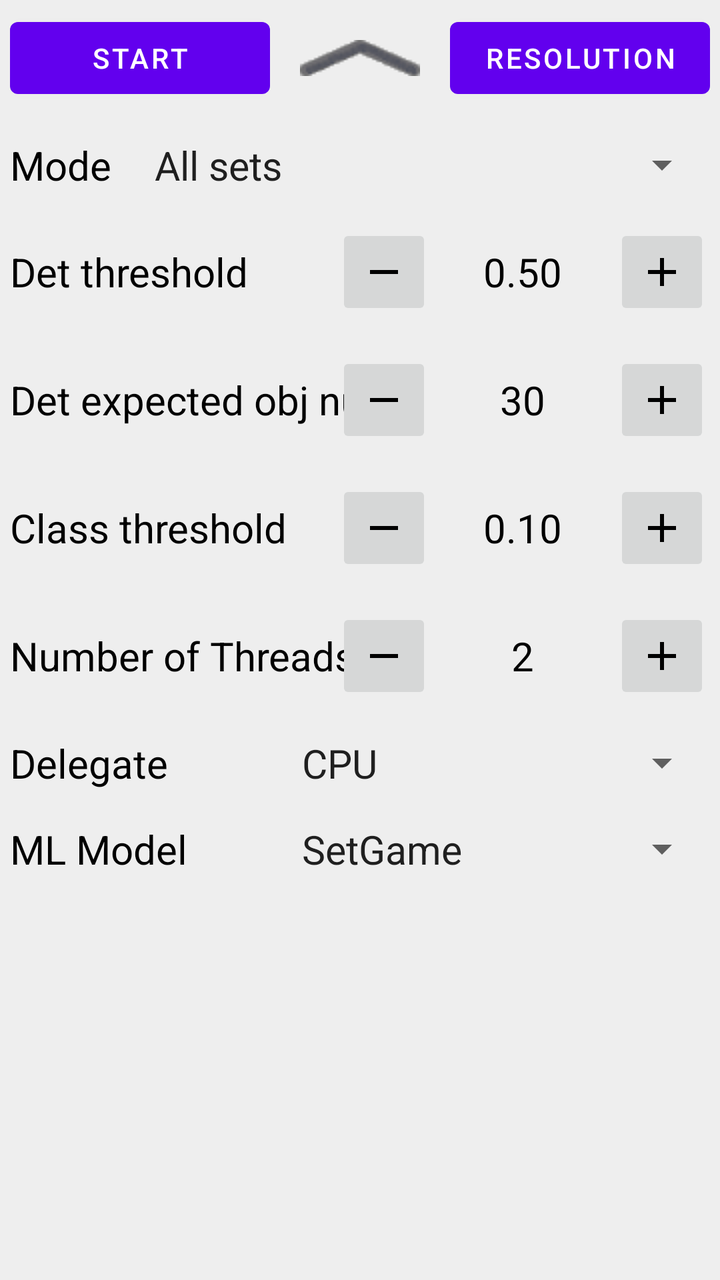
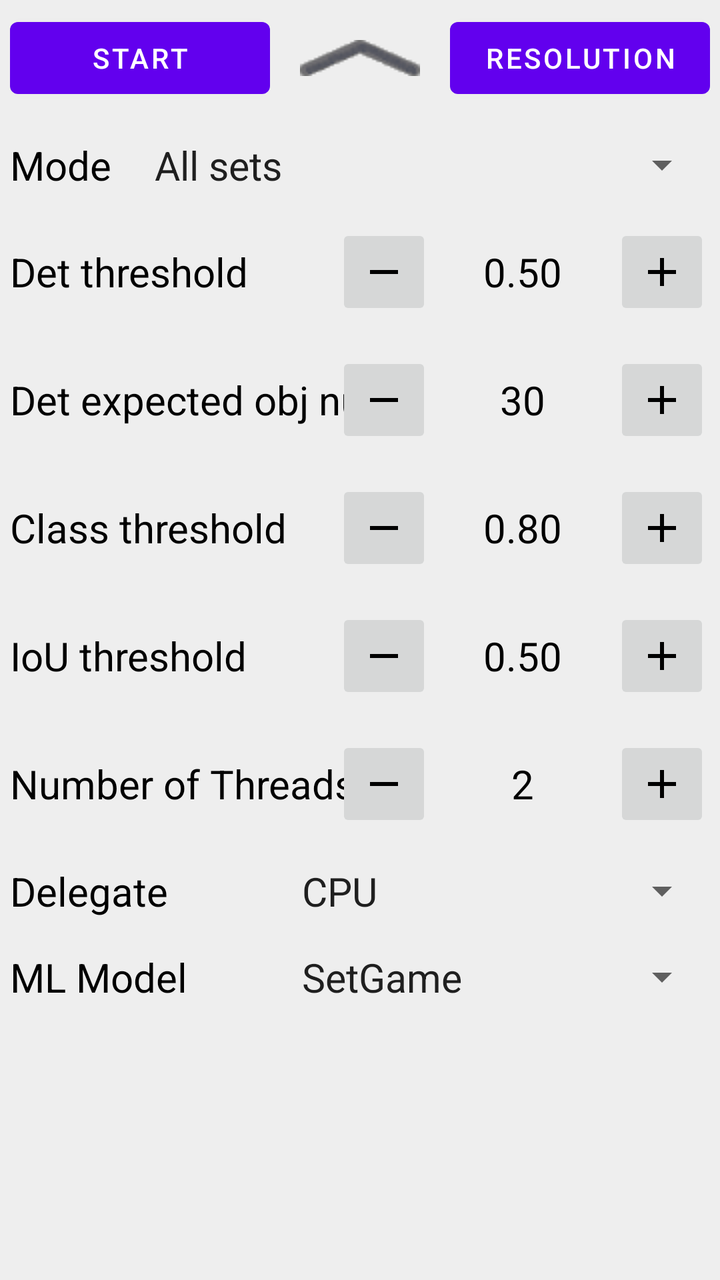

Before-and-after screenshots of an Android layout around one commit, followed by the original layout XML and the change that was made.
<!-- AndroidManifest.xml: fallback theme Theme.MaterialComponents.DayNight.NoActionBar -->
<!-- res/layout/info_bottom_sheet.xml -->
<androidx.core.widget.NestedScrollView xmlns:android="http://schemas.android.com/apk/res/android"
    xmlns:app="http://schemas.android.com/apk/res-auto"
    android:id="@+id/bottom_sheet_layout"
    android:layout_width="match_parent"
    android:layout_gravity="center_horizontal"
    android:background="@color/bottom_sheet_background"
    android:gravity="center_horizontal"
    android:orientation="vertical"
    android:padding="@dimen/bottom_sheet_padding"
    android:layout_height="wrap_content"
    app:behavior_hideable="false"
    app:behavior_peekHeight="@dimen/bottom_sheet_peek_height"
    app:layout_behavior="com.google.android.material.bottomsheet.BottomSheetBehavior">

    <androidx.appcompat.widget.LinearLayoutCompat
        android:orientation="vertical"
        android:layout_width="match_parent"
        android:layout_height="match_parent">

        

        <RelativeLayout
            android:layout_height="wrap_content"
            android:layout_width="match_parent">
            <ImageView
                android:layout_width="wrap_content"
                android:layout_height="wrap_content"
                android:layout_centerHorizontal="true"
                android:layout_centerVertical="true"
                android:src="@drawable/icn_chevron_up"
                android:contentDescription="@string/alt_bottom_sheet_chevron" />

            <Button
                android:id="@+id/startstop_button"
                android:layout_width="@dimen/bottom_sheet_buttons_width"
                android:layout_height="wrap_content"
                android:text="@string/label_startstop_btn_start" />
            <Button
                android:id="@+id/resolution_button"
                android:layout_width="@dimen/bottom_sheet_buttons_width"
                android:layout_height="wrap_content"
                android:layout_alignParentRight="true"
                android:text = "@string/label_resolution_btn" />
        </RelativeLayout>

        
        <RelativeLayout
            android:layout_width="match_parent"
            android:layout_height="wrap_content"
            android:layout_marginTop="@dimen/bottom_sheet_default_row_margin">

            <TextView
                android:layout_width="wrap_content"
                android:layout_height="wrap_content"
                android:text="@string/label_modes"
                android:textColor="@color/bottom_sheet_text_color"
                android:textSize="@dimen/bottom_sheet_text_size" />

            <androidx.appcompat.widget.AppCompatSpinner
                android:id="@+id/spinner_mode"
                android:layout_width="wrap_content"
                android:layout_height="wrap_content"
                android:layout_alignParentRight="true"
                android:entries="@array/modes_spinner_titles"
                android:minWidth="@dimen/bottom_sheet_spinner_mode_min_width"
                android:spinnerMode="dropdown"
                android:theme="@style/BottomSheetSpinnerItemStyle" />

        </RelativeLayout>

        
        <RelativeLayout
            android:layout_width="match_parent"
            android:layout_height="wrap_content"
            android:layout_marginTop="@dimen/bottom_sheet_default_row_margin"
            android:gravity="center"
            android:orientation="horizontal">

            <TextView
                android:layout_width="wrap_content"
                android:layout_height="wrap_content"
                android:text="@string/label_det_confidence_threshold"
                android:layout_centerVertical="true"
                android:textSize="@dimen/bottom_sheet_text_size"
                android:textColor="@color/bottom_sheet_text_color" />
            <LinearLayout
                android:layout_width="wrap_content"
                android:layout_height="wrap_content"
                android:layout_alignParentRight="true"
                android:gravity="center_vertical"
                android:orientation="horizontal"
                >

                <androidx.appcompat.widget.AppCompatImageButton
                    android:id="@+id/det_threshold_minus"
                    android:layout_width="@dimen/bottom_sheet_control_btn_size"
                    android:layout_height="@dimen/bottom_sheet_control_btn_size"
                    android:contentDescription="@string/alt_bottom_sheet_threshold_button_minus"
                    android:src="@drawable/ic_minus" />

                <TextView
                    android:id="@+id/det_threshold_value"
                    android:layout_width="wrap_content"
                    android:layout_height="wrap_content"
                    android:layout_marginLeft="@dimen/bottom_sheet_control_text_side_margin"
                    android:layout_marginRight="@dimen/bottom_sheet_control_text_side_margin"
                    android:gravity="center"
                    android:minEms="@integer/bottom_sheet_control_text_min_ems"
                    android:text="0.50"
                    android:textColor="@color/bottom_sheet_text_color"
                    android:textSize="@dimen/bottom_sheet_text_size" />

                <androidx.appcompat.widget.AppCompatImageButton
                    android:id="@+id/det_threshold_plus"
                    android:layout_width="@dimen/bottom_sheet_control_btn_size"
                    android:layout_height="@dimen/bottom_sheet_control_btn_size"
                    android:contentDescription="@string/alt_bottom_sheet_threshold_button_plus"
                    android:src="@drawable/ic_plus"  />
            </LinearLayout>
        </RelativeLayout>

        
        <RelativeLayout
            android:layout_width="match_parent"
            android:layout_height="wrap_content"
            android:layout_marginTop="@dimen/bottom_sheet_default_row_margin"
            android:gravity="center"
            android:orientation="horizontal">

            <TextView
                android:layout_width="wrap_content"
                android:layout_height="wrap_content"
                android:layout_centerVertical="true"
                android:text="@string/label_det_expected_results_num"
                android:textColor="@color/bottom_sheet_text_color"
                android:textSize="@dimen/bottom_sheet_text_size" />

            <LinearLayout
                android:layout_width="wrap_content"
                android:layout_height="wrap_content"
                android:layout_alignParentRight="true"
                android:gravity="center"
                android:orientation="horizontal">
                <androidx.appcompat.widget.AppCompatImageButton
                    android:id="@+id/det_max_results_minus"
                    android:layout_width="@dimen/bottom_sheet_control_btn_size"
                    android:layout_height="@dimen/bottom_sheet_control_btn_size"
                    android:contentDescription="@string/alt_bottom_sheet_max_results_button_minus"
                    android:src="@drawable/ic_minus" />

                <TextView
                    android:id="@+id/det_max_results_value"
                    android:layout_width="wrap_content"
                    android:layout_height="wrap_content"
                    android:layout_marginLeft="@dimen/bottom_sheet_control_text_side_margin"
                    android:layout_marginRight="@dimen/bottom_sheet_control_text_side_margin"
                    android:gravity="center"
                    android:minEms="@integer/bottom_sheet_control_text_min_ems"
                    android:text="30"
                    android:textColor="@color/bottom_sheet_text_color"
                    android:textSize="@dimen/bottom_sheet_text_size" />
                <androidx.appcompat.widget.AppCompatImageButton
                    android:id="@+id/det_max_results_plus"
                    android:layout_width="@dimen/bottom_sheet_control_btn_size"
                    android:layout_height="@dimen/bottom_sheet_control_btn_size"
                    android:contentDescription="@string/alt_bottom_sheet_max_results_button_plus"
                    android:src="@drawable/ic_plus" />
            </LinearLayout>
        </RelativeLayout>

        
        <RelativeLayout
            android:layout_width="match_parent"
            android:layout_height="wrap_content"
            android:layout_marginTop="@dimen/bottom_sheet_default_row_margin"
            android:gravity="center"
            android:orientation="horizontal">

            <TextView
                android:layout_width="wrap_content"
                android:layout_height="wrap_content"
                android:layout_centerVertical="true"
                android:text="@string/label_class_confidence_threshold"
                android:textColor="@color/bottom_sheet_text_color"
                android:textSize="@dimen/bottom_sheet_text_size" />

            <LinearLayout
                android:layout_width="wrap_content"
                android:layout_height="wrap_content"
                android:layout_alignParentRight="true"
                android:gravity="center_vertical"
                android:orientation="horizontal">

                <androidx.appcompat.widget.AppCompatImageButton
                    android:id="@+id/class_threshold_minus"
                    android:layout_width="@dimen/bottom_sheet_control_btn_size"
                    android:layout_height="@dimen/bottom_sheet_control_btn_size"
                    android:contentDescription="@string/alt_bottom_sheet_threshold_button_minus"
                    android:src="@drawable/ic_minus" />

                <TextView
                    android:id="@+id/class_threshold_value"
                    android:layout_width="wrap_content"
                    android:layout_height="wrap_content"
                    android:layout_marginLeft="@dimen/bottom_sheet_control_text_side_margin"
                    android:layout_marginRight="@dimen/bottom_sheet_control_text_side_margin"
                    android:gravity="center"
                    android:minEms="@integer/bottom_sheet_control_text_min_ems"
                    android:text="0.10"
                    android:textColor="@color/bottom_sheet_text_color"
                    android:textSize="@dimen/bottom_sheet_text_size" />

                <androidx.appcompat.widget.AppCompatImageButton
                    android:id="@+id/class_threshold_plus"
                    android:layout_width="@dimen/bottom_sheet_control_btn_size"
                    android:layout_height="@dimen/bottom_sheet_control_btn_size"
                    android:contentDescription="@string/alt_bottom_sheet_threshold_button_plus"
                    android:src="@drawable/ic_plus" />
            </LinearLayout>
        </RelativeLayout>

        <RelativeLayout
            android:layout_width="match_parent"
            android:layout_height="wrap_content"
            android:layout_marginTop="@dimen/bottom_sheet_default_row_margin"
            android:gravity="center"
            android:orientation="horizontal">

            <TextView
                android:layout_width="wrap_content"
                android:layout_height="wrap_content"
                android:text="@string/label_threads"
                android:layout_centerVertical="true"
                android:textSize="@dimen/bottom_sheet_text_size"
                android:textColor="@color/bottom_sheet_text_color" />
            <LinearLayout
                android:layout_width="wrap_content"
                android:layout_height="wrap_content"
                android:layout_alignParentRight="true"
                android:gravity="center_vertical"
                android:orientation="horizontal"
                >

                <androidx.appcompat.widget.AppCompatImageButton
                    android:id="@+id/threads_minus"
                    android:layout_width="@dimen/bottom_sheet_control_btn_size"
                    android:layout_height="@dimen/bottom_sheet_control_btn_size"
                    android:contentDescription="@string/alt_bottom_sheet_thread_button_minus"
                    android:src="@drawable/ic_minus" />

                <TextView
                    android:id="@+id/threads_value"
                    android:layout_width="wrap_content"
                    android:layout_height="wrap_content"
                    android:layout_marginLeft="@dimen/bottom_sheet_control_text_side_margin"
                    android:layout_marginRight="@dimen/bottom_sheet_control_text_side_margin"
                    android:gravity="center"
                    android:minEms="@integer/bottom_sheet_control_text_min_ems"
                    android:text="2"
                    android:textColor="@color/bottom_sheet_text_color"
                    android:textSize="@dimen/bottom_sheet_text_size" />

                <androidx.appcompat.widget.AppCompatImageButton
                    android:id="@+id/threads_plus"
                    android:layout_width="@dimen/bottom_sheet_control_btn_size"
                    android:layout_height="@dimen/bottom_sheet_control_btn_size"
                    android:contentDescription="@string/alt_bottom_sheet_thread_button_plus"
                    android:src="@drawable/ic_plus"  />
            </LinearLayout>
        </RelativeLayout>

        
        <RelativeLayout
            android:layout_width="match_parent"
            android:layout_height="wrap_content"
            android:layout_marginTop="@dimen/bottom_sheet_default_row_margin">

            <TextView
                android:text="@string/label_delegate"
                android:layout_width="wrap_content"
                android:layout_height="wrap_content"
                android:textSize="@dimen/bottom_sheet_text_size"
                android:textColor="@color/bottom_sheet_text_color" />

            <androidx.appcompat.widget.AppCompatSpinner
                android:id="@+id/spinner_delegate"
                android:layout_width="wrap_content"
                android:layout_height="wrap_content"
                android:minWidth="@dimen/bottom_sheet_spinner_delegate_min_width"
                android:spinnerMode="dropdown"
                android:theme="@style/BottomSheetSpinnerItemStyle"
                android:layout_alignParentRight="true"
                android:entries="@array/delegate_spinner_titles"/>

        </RelativeLayout>

        
        <RelativeLayout
            android:layout_width="match_parent"
            android:layout_height="wrap_content"
            android:layout_marginTop="@dimen/bottom_sheet_default_row_margin">

            <TextView
                android:text="@string/label_models"
                android:layout_width="wrap_content"
                android:layout_height="wrap_content"
                android:textSize="@dimen/bottom_sheet_text_size"
                android:textColor="@color/bottom_sheet_text_color" />

            <androidx.appcompat.widget.AppCompatSpinner
                android:id="@+id/spinner_model"
                android:layout_width="wrap_content"
                android:layout_height="wrap_content"
                android:minWidth="@dimen/bottom_sheet_spinner_model_min_width"
                android:spinnerMode="dropdown"
                android:theme="@style/BottomSheetSpinnerItemStyle"
                android:layout_alignParentRight="true"
                android:entries="@array/models_spinner_titles"/>

        </RelativeLayout>
</androidx.appcompat.widget.LinearLayoutCompat>
</androidx.core.widget.NestedScrollView>
<!-- resources referenced by this layout -->
<resources>
  <string-array name="delegate_spinner_titles">
          <item>CPU</item>
          <item>GPU</item>
          <item>NNAPI</item>
      </string-array>
  <string-array name="models_spinner_titles">
          <item>SetGame</item>
          <item>MobileNet V1</item>
      </string-array>
  <string-array name="modes_spinner_titles">
          <item>All sets</item>
          <item>Max non-overlapping sets</item>
      </string-array>
  <color name="bottom_sheet_background">#EEEEEE</color>
  <color name="bottom_sheet_text_color">@android:color/black</color>
  <dimen name="bottom_sheet_buttons_width">130dp</dimen>
  <dimen name="bottom_sheet_control_btn_size">48dp</dimen>
  <dimen name="bottom_sheet_control_text_side_margin">10dp</dimen>
  <dimen name="bottom_sheet_default_row_margin">16dp</dimen>
  <dimen name="bottom_sheet_padding">5dp</dimen>
  <dimen name="bottom_sheet_peek_height">55dp</dimen>
  <dimen name="bottom_sheet_spinner_delegate_min_width">220dp</dimen>
  <dimen name="bottom_sheet_spinner_mode_min_width">220dp</dimen>
  <dimen name="bottom_sheet_spinner_model_min_width">220dp</dimen>
  <dimen name="bottom_sheet_text_size">20sp</dimen>
  <!-- drawable ic_minus (drawable) -->
  <vector xmlns:android="http://schemas.android.com/apk/res/android"
      android:width="24dp"
      android:height="24dp"
      android:viewportWidth="24"
      android:viewportHeight="24">
    <path
        android:fillColor="#FF000000"
        android:pathData="M19,13H5v-2h14v2z"/>
  </vector>
  <!-- drawable ic_plus (drawable) -->
  <vector xmlns:android="http://schemas.android.com/apk/res/android"
      android:width="24dp"
      android:height="24dp"
      android:viewportWidth="24"
      android:viewportHeight="24">
    <path
        android:fillColor="#FF000000"
        android:pathData="M19,13h-6v6h-2v-6H5v-2h6V5h2v6h6v2z"/>
  </vector>
  <!-- drawable icn_chevron_up: png bitmap (drawable, 1333 bytes) -->
  <integer name="bottom_sheet_control_text_min_ems">3</integer>
  <string name="alt_bottom_sheet_chevron">Bottom sheet expandable indicator</string>
  <string name="alt_bottom_sheet_max_results_button_minus">Decreasing maxium detected results
          button</string>
  <string name="alt_bottom_sheet_max_results_button_plus">Increasing maxium detected results
          button</string>
  <string name="alt_bottom_sheet_thread_button_minus">Decrease the number of threads used</string>
  <string name="alt_bottom_sheet_thread_button_plus">Increase the number of threads used</string>
  <string name="alt_bottom_sheet_threshold_button_minus">Decreasing threshold of detected object
          results button</string>
  <string name="alt_bottom_sheet_threshold_button_plus">Increasing threshold of detected object
          results button</string>
  <string name="label_class_confidence_threshold">Class threshold</string>
  <string name="label_delegate">Delegate</string>
  <string name="label_det_confidence_threshold">Det threshold</string>
  <string name="label_det_expected_results_num">Det expected obj num</string>
  <string name="label_models">ML Model</string>
  <string name="label_modes">Mode</string>
  <string name="label_resolution_btn">Resolution</string>
  <string name="label_startstop_btn_start">Start</string>
  <string name="label_threads">Number of Threads</string>
  <style name="BottomSheetSpinnerItemStyle" parent="Widget.AppCompat.Light.DropDownItem.Spinner">
          <item name="android:textSize">@dimen/bottom_sheet_text_size</item>
      </style>
</resources>

<!-- the commit's change to res/layout/info_bottom_sheet.xml (unified diff, before → after) -->
@@ -206,7 +206,7 @@
                     android:layout_marginRight="@dimen/bottom_sheet_control_text_side_margin"
                     android:gravity="center"
                     android:minEms="@integer/bottom_sheet_control_text_min_ems"
-                    android:text="0.10"
+                    android:text="0.80"
                     android:textColor="@color/bottom_sheet_text_color"
                     android:textSize="@dimen/bottom_sheet_text_size" />
 
@@ -219,6 +219,58 @@
             </LinearLayout>
         </RelativeLayout>
 
+        
+        <RelativeLayout
+            android:layout_width="match_parent"
+            android:layout_height="wrap_content"
+            android:layout_marginTop="@dimen/bottom_sheet_default_row_margin"
+            android:gravity="center"
+            android:orientation="horizontal">
+
+            <TextView
+                android:layout_width="wrap_content"
+                android:layout_height="wrap_content"
+                android:layout_centerVertical="true"
+                android:text="@string/label_intersection_over_union_threshold"
+                android:textColor="@color/bottom_sheet_text_color"
+                android:textSize="@dimen/bottom_sheet_text_size" />
+
+            <LinearLayout
+                android:layout_width="wrap_content"
+                android:layout_height="wrap_content"
+                android:layout_alignParentRight="true"
+                android:gravity="center_vertical"
+                android:orientation="horizontal">
+
+                <androidx.appcompat.widget.AppCompatImageButton
+                    android:id="@+id/iou_threshold_minus"
+                    android:layout_width="@dimen/bottom_sheet_control_btn_size"
+                    android:layout_height="@dimen/bottom_sheet_control_btn_size"
+                    android:contentDescription="@string/alt_bottom_sheet_iou_threshold_button_minus"
+                    android:src="@drawable/ic_minus" />
+
+                <TextView
+                    android:id="@+id/iou_threshold_value"
+                    android:layout_width="wrap_content"
+                    android:layout_height="wrap_content"
+                    android:layout_marginLeft="@dimen/bottom_sheet_control_text_side_margin"
+                    android:layout_marginRight="@dimen/bottom_sheet_control_text_side_margin"
+                    android:gravity="center"
+                    android:minEms="@integer/bottom_sheet_control_text_min_ems"
+                    android:text="0.50"
+                    android:textColor="@color/bottom_sheet_text_color"
+                    android:textSize="@dimen/bottom_sheet_text_size" />
+
+                <androidx.appcompat.widget.AppCompatImageButton
+                    android:id="@+id/iou_threshold_plus"
+                    android:layout_width="@dimen/bottom_sheet_control_btn_size"
+                    android:layout_height="@dimen/bottom_sheet_control_btn_size"
+                    android:contentDescription="@string/alt_bottom_sheet_iou_threshold_button_plus"
+                    android:src="@drawable/ic_plus" />
+            </LinearLayout>
+        </RelativeLayout>
+
+        
         <RelativeLayout
             android:layout_width="match_parent"
             android:layout_height="wrap_content"
<!-- resource entries referenced after the edit -->
@@ -7,7 +7,7 @@
       </string-array>
   <string-array name="models_spinner_titles">
           <item>SetGame</item>
-          <item>MobileNet V1</item>
+          <item>SetGame det dbg</item>
       </string-array>
   <string-array name="modes_spinner_titles">
           <item>All sets</item>
@@ -48,20 +48,25 @@
   <!-- drawable icn_chevron_up: png bitmap (drawable, 1333 bytes) -->
   <integer name="bottom_sheet_control_text_min_ems">3</integer>
   <string name="alt_bottom_sheet_chevron">Bottom sheet expandable indicator</string>
-  <string name="alt_bottom_sheet_max_results_button_minus">Decreasing maxium detected results
+  <string name="alt_bottom_sheet_iou_threshold_button_minus">Decreasing intersection over union
+          threshold button</string>
+  <string name="alt_bottom_sheet_iou_threshold_button_plus">Increasing intersection over union
+          threshold button</string>
+  <string name="alt_bottom_sheet_max_results_button_minus">Decreasing maximum detected results
           button</string>
-  <string name="alt_bottom_sheet_max_results_button_plus">Increasing maxium detected results
+  <string name="alt_bottom_sheet_max_results_button_plus">Increasing maximum detected results
           button</string>
   <string name="alt_bottom_sheet_thread_button_minus">Decrease the number of threads used</string>
   <string name="alt_bottom_sheet_thread_button_plus">Increase the number of threads used</string>
-  <string name="alt_bottom_sheet_threshold_button_minus">Decreasing threshold of detected object
-          results button</string>
-  <string name="alt_bottom_sheet_threshold_button_plus">Increasing threshold of detected object
-          results button</string>
+  <string name="alt_bottom_sheet_threshold_button_minus">Decreasing confidence threshold
+          button</string>
+  <string name="alt_bottom_sheet_threshold_button_plus">Increasing confidence threshold
+          button</string>
   <string name="label_class_confidence_threshold">Class threshold</string>
   <string name="label_delegate">Delegate</string>
   <string name="label_det_confidence_threshold">Det threshold</string>
   <string name="label_det_expected_results_num">Det expected obj num</string>
+  <string name="label_intersection_over_union_threshold">IoU threshold</string>
   <string name="label_models">ML Model</string>
   <string name="label_modes">Mode</string>
   <string name="label_resolution_btn">Resolution</string>
